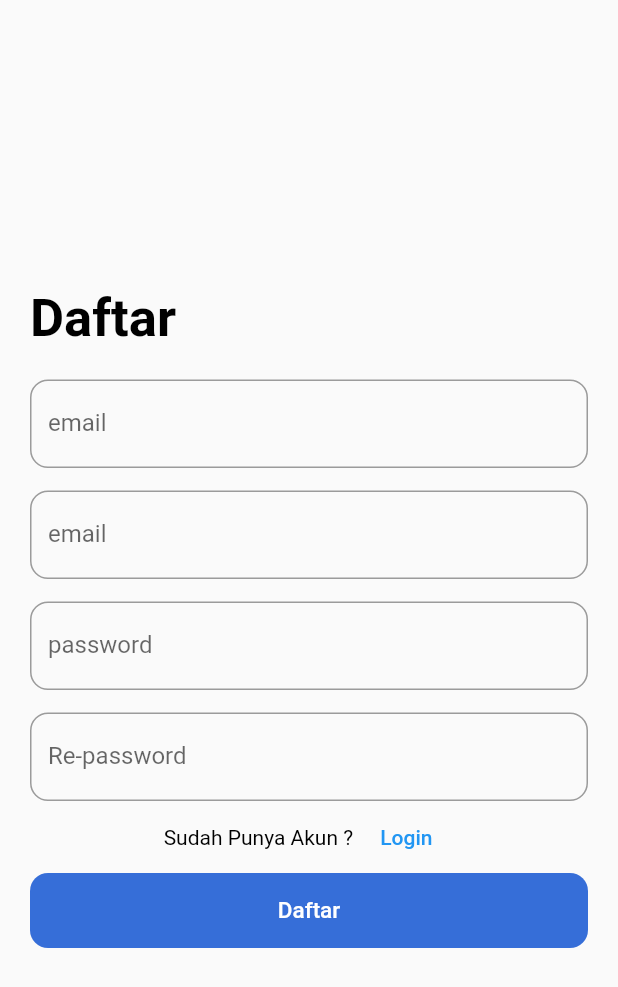
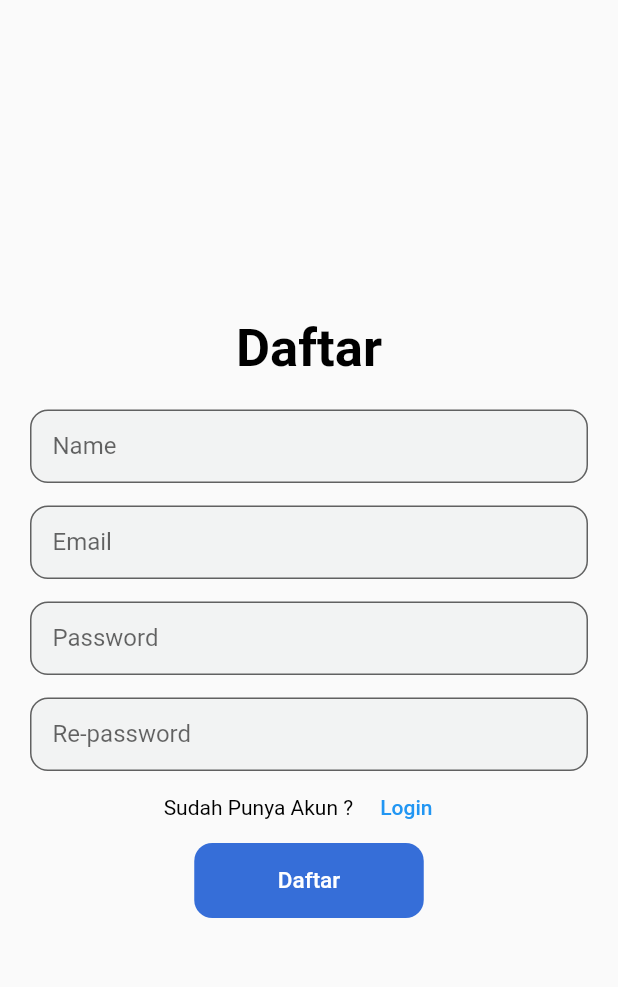
Before and after one commit to SanAdjie/iot_tandon, a Flutter app: the screen it shows after launch, after a tap on "Daftar", on a phone screen of 412 x 824 dp. Shown: the top 987 px of the screen. Run offline on Flutter 3.47's test engine with Material 2 defaults, Android fonts, the phone set to English and light mode, and no system bars.

Commit message:
my Commit

```diff
--- a/lib/component/reusable_input.dart
+++ b/lib/component/reusable_input.dart
@@ -17,6 +17,10 @@ class ReusableInput extends StatelessWidget {
       style: TextStyle(color: kBGHitam),
       obscureText: rahasia,
       decoration: InputDecoration(
+          isDense: true,
+          contentPadding: EdgeInsets.all(15),
+          filled: true,
+          fillColor: kBGAbu2,
           border: OutlineInputBorder(
             borderRadius: BorderRadius.circular(12)
           ),
--- a/lib/screen/login_screen.dart
+++ b/lib/screen/login_screen.dart
@@ -1,4 +1,5 @@
 import 'package:flutter/material.dart';
+import 'package:iot_tandon/main.dart';
 import 'package:iot_tandon/screen/register_screen.dart';
 import 'package:iot_tandon/utility/const.dart';
 import 'package:iot_tandon/component/reusable_button.dart';
@@ -43,9 +44,9 @@ class _RegisterState extends State<LoginScreen> {
                     children: <Widget>[
                       const Text("Log in", style: kStyleHeader1),
                       const SizedBox(height: 20),
-                      ReusableInput(label: "email", rahasia: false, onChanged: (value){}, jenisKeyboard: "email"),
+                      ReusableInput(label: "Email", rahasia: false, onChanged: (value){}, jenisKeyboard: "email"),
                       const SizedBox(height: 15),
-                      ReusableInput(label: "password", rahasia: true, onChanged: (value){}, jenisKeyboard: "biasa"),
+                      ReusableInput(label: "Password", rahasia: true, onChanged: (value){}, jenisKeyboard: "biasa"),
                       Row(
                         mainAxisAlignment: MainAxisAlignment.center,
                         children: <Widget>[
--- a/lib/screen/register_screen.dart
+++ b/lib/screen/register_screen.dart
@@ -12,25 +12,41 @@ class RegisterScreen extends StatefulWidget {
 }
 
 class _RegisterScreenState extends State<RegisterScreen> {
+
+  late String nama;
+  late String email;
+  late String password;
+  late String repassword;
+
   @override
   Widget build(BuildContext context) {
-    return Scaffold(
-      body: Expanded(
+    return SafeArea(
+      child: Scaffold(
+        body: Column(
+          children: <Widget> [
+            Expanded(
             child: Container(
               padding: const EdgeInsets.fromLTRB(20, 0, 20, 0),
               child: Column(
-              crossAxisAlignment: CrossAxisAlignment.stretch,
                 mainAxisAlignment: MainAxisAlignment.center,
                 children: <Widget>[
                   const Text("Daftar", style: kStyleHeader1),
                   const SizedBox(height: 20),
-                ReusableInput(label: "email", rahasia: false, onChanged: (value){}, jenisKeyboard: "email"),
+                  ReusableInput(label: "Name", rahasia: false, onChanged: (value){
+                    nama = value;
+                  }, jenisKeyboard: "email"),
                   const SizedBox(height: 15),
-                ReusableInput(label: "email", rahasia: false, onChanged: (value){}, jenisKeyboard: "biasa"),
+                  ReusableInput(label: "Email", rahasia: false, onChanged: (value){
+                    password = value;
+                  }, jenisKeyboard: "biasa"),
                   const SizedBox(height: 15),
-                ReusableInput(label: "password", rahasia: true, onChanged: (value){}, jenisKeyboard: "biasa"),
+                  ReusableInput(label: "Password", rahasia: true, onChanged: (value){
+                    password = value;
+                  }, jenisKeyboard: "biasa"),
                   const SizedBox(height: 15),
-                ReusableInput(label: "Re-password", rahasia: true, onChanged: (value){}, jenisKeyboard: "biasa"),
+                  ReusableInput(label: "Re-password", rahasia: true, onChanged: (value){
+                    repassword = value;
+                  }, jenisKeyboard: "biasa"),
                   Row(
                     mainAxisAlignment: MainAxisAlignment.center,
                     children: <Widget>[
@@ -44,7 +60,10 @@ class _RegisterScreenState extends State<RegisterScreen> {
                     //TODO : MASUKKAN SETSTATE
                   }),
                 ],
-            )),
+              ),
+            ),
+          )],
+        ),
       ),
     );
   }
--- a/lib/utility/const.dart
+++ b/lib/utility/const.dart
@@ -4,4 +4,6 @@ const kBGBiru = Color(0xFF366ED8);
 
 const kBGHitam = Colors.black;
 
+const kBGAbu2 = Color(0xFFF2F3F3);
+
 const kStyleHeader1 = TextStyle(fontSize: 35, fontWeight: FontWeight.w700);
```
Lines whose indentation alone changed are shown as unchanged.
